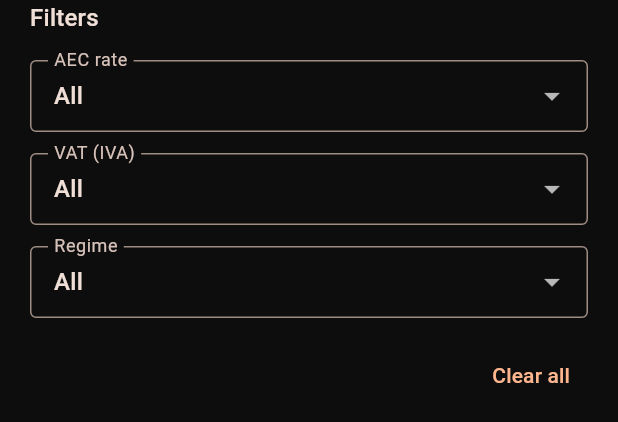
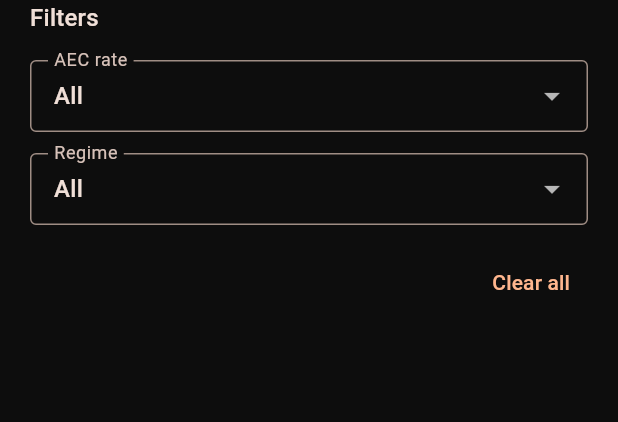
Before and after one commit to fabrizio-fatecha/duties, a Flutter app: the FilterSheet widget shown alone on an empty page, opened directly, on a phone screen of 412 x 824 dp. Shown: the top 422 px of the screen. Run offline on Flutter 3.47's test engine with Material 3 defaults, Android fonts, the phone set to English and light mode, and no system bars; our stand-ins replace csv, flutter_native_splash.

Commit message:
Remove IVA filter, add zebra-striped rows, force 5s minimum splash
- Filter sheet now only has AEC rate and Regime (IVA value still shows
  on each row and in the detail dialog, just not filterable).
- Result rows alternate between two dark greys for readability.
- Splash screen (with the "Developed by Fabrizio Fatecha" credit) now
  holds for a fixed 5 seconds regardless of device speed, via
  FlutterNativeSplash.preserve()/remove().

Co-Authored-By: Claude Sonnet 5 <noreply@anthropic.com>

```diff
--- a/lib/providers/search_provider.dart
+++ b/lib/providers/search_provider.dart
@@ -17,7 +17,6 @@ class SearchProvider extends ChangeNotifier {
   String query = '';
   final Map<String, String?> filters = {
     'aec': null,
-    'iva': null,
     'regimen': null,
   };
 
--- a/lib/services/data_repository.dart
+++ b/lib/services/data_repository.dart
@@ -6,7 +6,7 @@ import 'csv_loader.dart';
 /// Builds a value -> row-indices index per filterable field so filtering
 /// is a set lookup/intersection instead of a full list scan.
 class DataRepository {
-  static const filterFields = ['aec', 'iva', 'regimen'];
+  static const filterFields = ['aec', 'regimen'];
 
   List<TariffRecord> _records = [];
   final Map<String, Map<String, Set<int>>> _index = {
@@ -24,7 +24,6 @@ class DataRepository {
     for (var i = 0; i < _records.length; i++) {
       final record = _records[i];
       _addToIndex('aec', record.aec, i);
-      _addToIndex('iva', record.iva, i);
       _addToIndex('regimen', record.regimen, i);
     }
   }
--- a/lib/widgets/filter_sheet.dart
+++ b/lib/widgets/filter_sheet.dart
@@ -21,7 +21,6 @@ class FilterSheet extends StatelessWidget {
     final strings = context.watch<LocaleProvider>().strings;
     final fields = {
       'aec': strings.aecRate,
-      'iva': strings.vatIva,
       'regimen': strings.regime,
     };
 
--- a/lib/widgets/results_list.dart
+++ b/lib/widgets/results_list.dart
@@ -22,7 +22,7 @@ class ResultsList extends StatelessWidget {
     final page = provider.pageResults;
     return ListView.builder(
       itemCount: page.length,
-      itemBuilder: (context, index) => ResultTile(record: page[index]),
+      itemBuilder: (context, index) => ResultTile(record: page[index], isEven: index.isEven),
     );
   }
 }
--- a/pubspec.yaml
+++ b/pubspec.yaml
@@ -1,7 +1,7 @@
 name: duties
 description: Offline search/filter app over a bundled CSV tariff dataset.
 publish_to: 'none'
-version: 1.1.0+2
+version: 1.2.0+3
 
 environment:
   sdk: '>=3.3.0 <4.0.0'
@@ -11,13 +11,13 @@ dependencies:
     sdk: flutter
   csv: ^6.0.0
   provider: ^6.1.2
+  flutter_native_splash: ^2.4.4
 
 dev_dependencies:
   flutter_test:
     sdk: flutter
   flutter_lints: ^4.0.0
   flutter_launcher_icons: ^0.14.3
-  flutter_native_splash: ^2.4.4
 
 flutter:
   uses-material-design: true
```
Also changed, not shown: lib/main.dart (+10 -0 lines), lib/widgets/result_tile.dart (+9 -2 lines), pubspec.lock.
